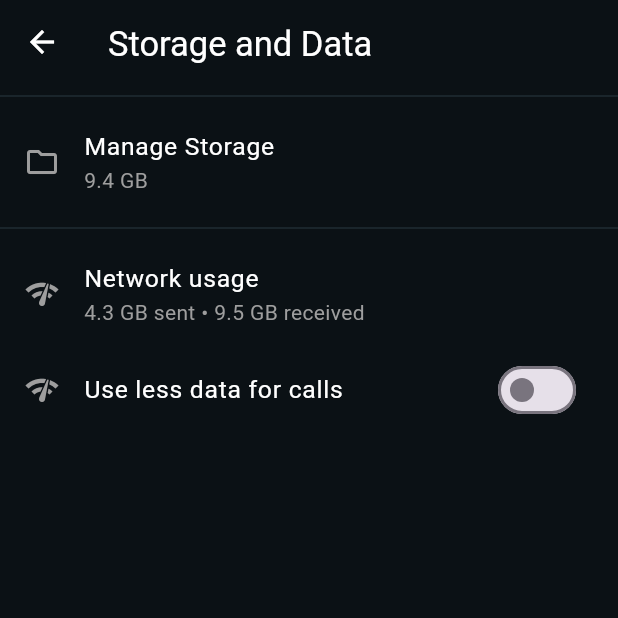
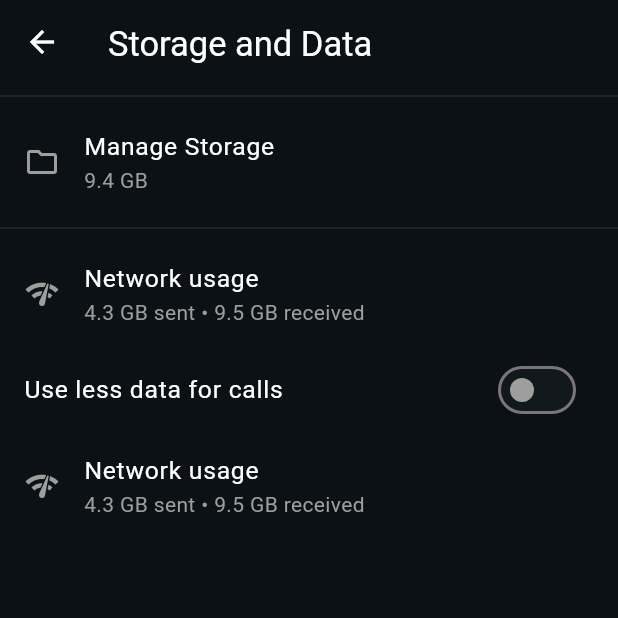
Before and after one commit to kartikkumarofficial/Whatsapp-Clone-Flutter, a Flutter app: the StorageAndDataScreen screen opened directly, on a phone screen of 412 x 824 dp, the top half of it. Run offline on Flutter 3.47's test engine with Material 3 defaults, Android fonts, the light colour scheme and no system bars; our stand-ins replace badges, get, image_picker.

Commit message:
settings

```diff
--- a/lib/Controllers/controllers.dart
+++ b/lib/Controllers/controllers.dart
@@ -3,5 +3,8 @@ import 'package:get/get.dart';
 
 
 class SwitchController extends GetxController{
-  RxBool notifications =false.obs;
+  RxBool dataforcalls =false.obs;
+  setNotification(bool value){
+    dataforcalls.value = value;
+  }
 }
--- a/lib/pages/DrawerScreens/settings/StorageAndData.dart
+++ b/lib/pages/DrawerScreens/settings/StorageAndData.dart
@@ -94,22 +94,50 @@ class _StorageAndDataScreenState extends State<StorageAndDataScreen> {
               },
             ),
             ListTile(
-              leading: Icon(Icons.network_check,color: Colors.grey,),
+
               title: Text('Use less data for calls',
                 style: TextStyle(
                   color: Colors.white,
                   fontSize: srcwidth * 0.04,
                 ),),
               trailing: Obx(()=>Switch(
-                  value: switchController.notifications.value,
+
+                activeTrackColor: Colors.green,
+                activeColor: Colors.black,
+                inactiveTrackColor: Color.fromRGBO(17,25,28,1.0),
+                inactiveThumbColor: Colors.grey,
+
+                  value: switchController.dataforcalls.value,
                   onChanged: (value){
                     print('Switch Value: $value');
+                    switchController.dataforcalls(value);
+                    if (value=true){
 
+
+                    }else if(value=false){
+
+                    }
 
 
                   })),
               onTap: (){
                 print('Changed value for using data for calls');
+              },
+            ),
+            ListTile(
+              leading: Icon(Icons.network_check,color: Colors.grey,),
+              title: Text('Network usage',
+                style: TextStyle(
+                  color: Colors.white,
+                  fontSize: srcwidth * 0.04,
+                ),),
+              subtitle: Text('4.3 GB sent • 9.5 GB received',
+                style: TextStyle(
+                    color: Colors.grey
+                ),
+              ),
+              onTap: (){
+                print('Tapped on Network Usage');
               },
             ),
 
```
Also changed, not shown: lib/widgets.dart (+26 -0 lines).
